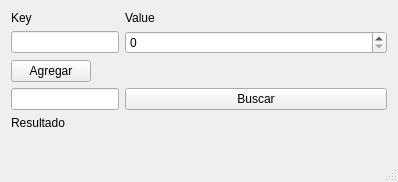
This is tp9/biMap/mainwindow.ui in emanuelpeg/codigoCpp2019 as Qt 5 draws it before an edit. The edited form follows.
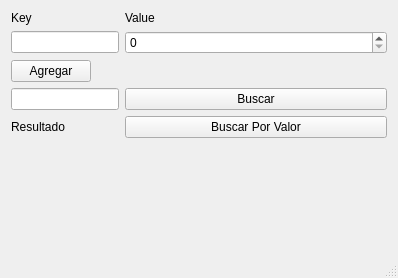
This is the edited form.

The edit to the form file:
```diff
--- a/tp9/biMap/mainwindow.ui
+++ b/tp9/biMap/mainwindow.ui
@@ -7,7 +7,7 @@
     <x>0</x>
     <y>0</y>
     <width>398</width>
-    <height>182</height>
+    <height>278</height>
    </rect>
   </property>
   <property name="windowTitle">
@@ -59,6 +59,13 @@
       </property>
      </widget>
     </item>
+    <item row="4" column="1">
+     <widget class="QPushButton" name="pushButton_3">
+      <property name="text">
+       <string>Buscar Por Valor</string>
+      </property>
+     </widget>
+    </item>
    </layout>
   </widget>
   <widget class="QStatusBar" name="statusBar"/>
```
